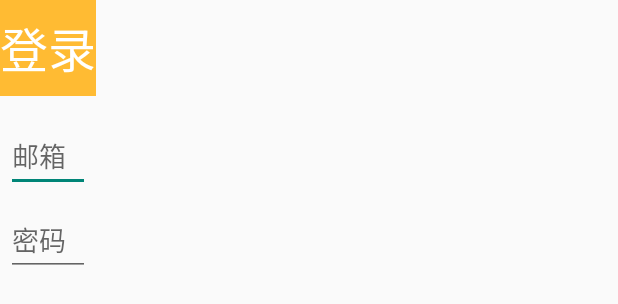
After one commit to CasparGX/XTU-Second-hand, an Android app: the layout dialog_signin.xml on its own in the app's theme, with its tools: preview values and no code run, on a phone screen of 412 x 824 dp. The commit adds this screen. Shown: the top 304 px of the screen. Run offline under Robolectric (Android 15) with nearby library versions, the phone set to English and light mode, and no system bars.

Commit message:
edit,添加登录框

```diff
--- /dev/null
+++ b/app/src/main/res/layout/dialog_signin.xml
@@ -0,0 +1,37 @@
+<?xml version="1.0" encoding="utf-8"?>
+<LinearLayout xmlns:android="http://schemas.android.com/apk/res/android"
+    android:orientation="vertical"
+    android:layout_width="wrap_content"
+    android:layout_height="wrap_content">
+    <TextView
+        android:layout_width="match_parent"
+        android:layout_height="64dp"
+        android:scaleType="center"
+        android:background="#FFFFBB33"
+        android:text="@string/login"
+        android:gravity="center"
+        android:textColor="@color/white"
+        android:textSize="32sp"/>
+    <EditText
+        android:id="@+id/username"
+        android:inputType="textEmailAddress"
+        android:layout_width="match_parent"
+        android:layout_height="wrap_content"
+        android:layout_marginTop="16dp"
+        android:layout_marginLeft="4dp"
+        android:layout_marginRight="4dp"
+        android:layout_marginBottom="4dp"
+
+        android:hint="@string/username" />
+    <EditText
+        android:id="@+id/password"
+        android:inputType="textPassword"
+        android:layout_width="match_parent"
+        android:layout_height="wrap_content"
+        android:layout_marginTop="4dp"
+        android:layout_marginLeft="4dp"
+        android:layout_marginRight="4dp"
+        android:layout_marginBottom="16dp"
+        android:fontFamily="sans-serif"
+        android:hint="@string/password"/>
+</LinearLayout>
--- a/app/src/main/res/values/strings.xml
+++ b/app/src/main/res/values/strings.xml
@@ -6,4 +6,8 @@
 
 <!-- TODO: Remove or change this placeholder text -->
     <string name="hello_blank_fragment">Hello blank fragment</string>
+
+    <string name="username">邮箱</string>
+    <string name="password">密码</string>
+    <string name="login">登录</string>
 </resources>
```
Also changed, not shown: app/src/main/java/com/sky31/buy/second_hand/ui/fragment/MeFragment.java (+83 -24 lines), app/src/main/res/layout/fragment_me.xml (+12 -2 lines).
